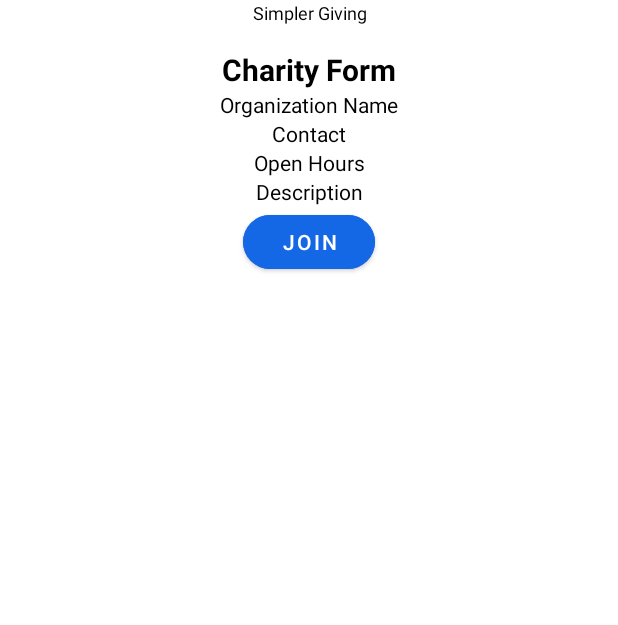
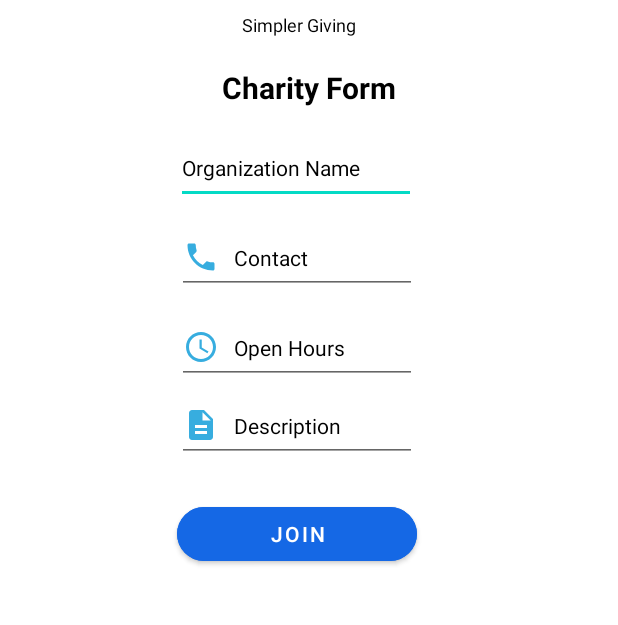
Before and after one commit to NinaWendy/Lend_A_Hand, an Android app: the layout activity_org.xml on its own in the app's theme, with its tools: preview values and no code run, on a phone screen of 412 x 824 dp, the part 318-943 px from its top. Run offline under Robolectric (Android 15) with nearby library versions, the phone set to English and light mode, and no system bars.

Commit message:
add organization form

```diff
--- a/app/src/main/res/layout/activity_org.xml
+++ b/app/src/main/res/layout/activity_org.xml
@@ -32,12 +32,13 @@
         android:id="@+id/textView2"
         android:layout_width="wrap_content"
         android:layout_height="wrap_content"
+        android:layout_marginTop="8dp"
         android:text="Simpler Giving"
         android:textColor="@color/black"
         android:textSize="12sp"
         android:textStyle="normal"
         app:layout_constraintEnd_toEndOf="parent"
-        app:layout_constraintHorizontal_bias="0.502"
+        app:layout_constraintHorizontal_bias="0.48"
         app:layout_constraintStart_toStartOf="parent"
         app:layout_constraintTop_toBottomOf="@+id/textView" />
 
@@ -45,7 +46,7 @@
         android:id="@+id/textView9"
         android:layout_width="wrap_content"
         android:layout_height="wrap_content"
-        android:layout_marginTop="16dp"
+        android:layout_marginTop="20dp"
         android:text="Charity Form"
         android:textColor="@color/black"
         android:textSize="20sp"
@@ -54,51 +55,71 @@
         app:layout_constraintStart_toStartOf="parent"
         app:layout_constraintTop_toBottomOf="@+id/textView2" />
 
-    <TextView
+    <EditText
         android:id="@+id/textView10"
         android:layout_width="wrap_content"
         android:layout_height="wrap_content"
+        android:layout_marginTop="16dp"
+        android:ems="10"
+        android:minHeight="48dp"
         android:text="Organization Name"
         android:textColor="@color/black"
         android:textSize="14sp"
         android:textStyle="normal"
         app:layout_constraintEnd_toEndOf="parent"
+        app:layout_constraintHorizontal_bias="0.466"
         app:layout_constraintStart_toStartOf="parent"
         app:layout_constraintTop_toBottomOf="@+id/textView9" />
 
-    <TextView
+    <EditText
         android:id="@+id/textView11"
         android:layout_width="wrap_content"
         android:layout_height="wrap_content"
-
+        android:layout_marginTop="12dp"
+        android:drawableStart="@drawable/ic_phone"
+        android:drawablePadding="10dp"
+        android:ems="10"
+        android:minHeight="48dp"
         android:text="Contact"
         android:textColor="@color/black"
         android:textSize="14sp"
         android:textStyle="normal"
         app:layout_constraintEnd_toEndOf="parent"
+        app:layout_constraintHorizontal_bias="0.467"
         app:layout_constraintStart_toStartOf="parent"
         app:layout_constraintTop_toBottomOf="@+id/textView10" />
 
-    <TextView
+    <EditText
         android:id="@+id/textView12"
         android:layout_width="wrap_content"
         android:layout_height="wrap_content"
+        android:layout_marginTop="12dp"
+        android:drawableStart="@drawable/ic_time"
+        android:drawablePadding="10dp"
+        android:ems="10"
+        android:minHeight="48dp"
         android:text="Open Hours"
         android:textColor="@color/black"
         android:textSize="14sp"
         app:layout_constraintEnd_toEndOf="parent"
+        app:layout_constraintHorizontal_bias="0.467"
         app:layout_constraintStart_toStartOf="parent"
         app:layout_constraintTop_toBottomOf="@+id/textView11" />
 
-    <TextView
+    <EditText
         android:id="@+id/textView13"
         android:layout_width="wrap_content"
         android:layout_height="wrap_content"
+        android:layout_marginTop="4dp"
+        android:drawableStart="@drawable/ic_description"
+        android:drawablePadding="10dp"
+        android:ems="10"
+        android:minHeight="48dp"
         android:text="Description"
         android:textColor="@color/black"
         android:textSize="14sp"
-
         app:layout_constraintEnd_toEndOf="parent"
+        app:layout_constraintHorizontal_bias="0.467"
         app:layout_constraintStart_toStartOf="parent"
         app:layout_constraintTop_toBottomOf="@+id/textView12" />
 
@@ -106,10 +127,13 @@
         android:id="@+id/button3"
         android:layout_width="wrap_content"
         android:layout_height="wrap_content"
+        android:layout_marginTop="24dp"
         android:backgroundTint="#1568E5"
+        android:ems="10"
         android:text="JOIN"
         app:cornerRadius="20dp"
         app:layout_constraintEnd_toEndOf="parent"
+        app:layout_constraintHorizontal_bias="0.467"
         app:layout_constraintStart_toStartOf="parent"
         app:layout_constraintTop_toBottomOf="@+id/textView13" />
 </androidx.constraintlayout.widget.ConstraintLayout>
```
